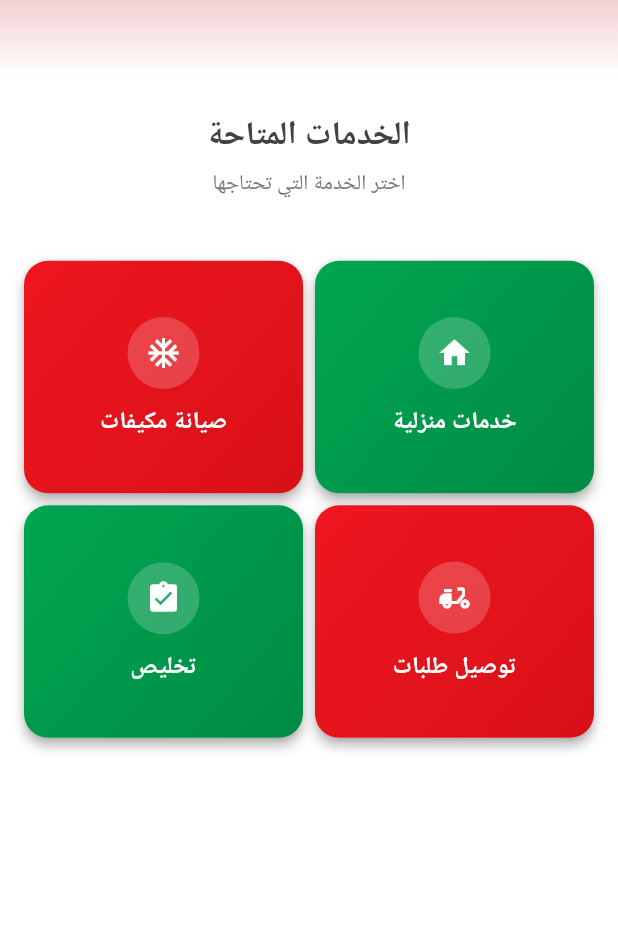
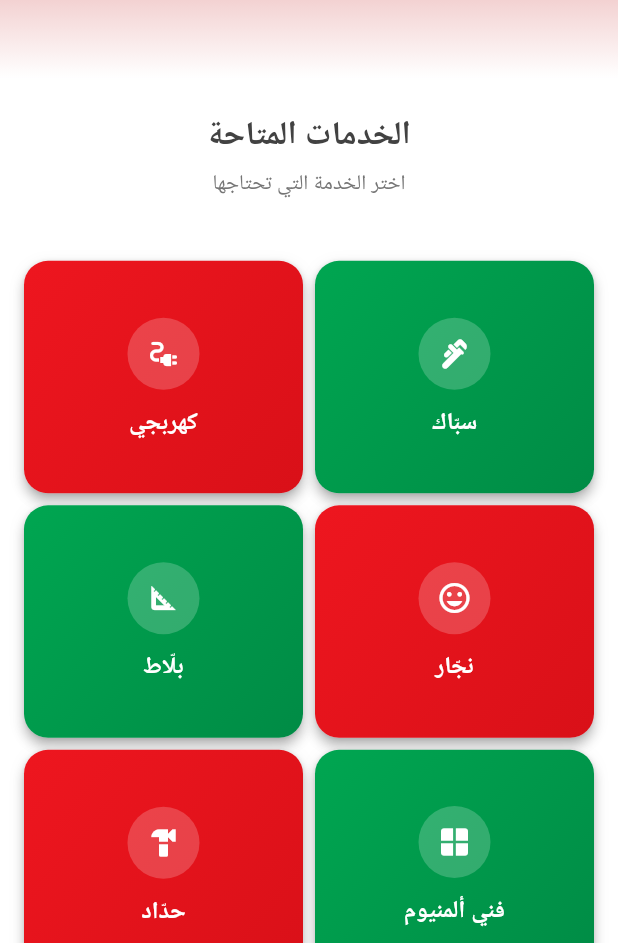
Before and after one commit to MojtabaDwiek/serviceleb_front, a Flutter app: the screen it shows after launch, on a phone screen of 412 x 824 dp, the part 293-1236 px from its top. Run offline on Flutter 3.47's test engine with Material 3 defaults, Android fonts, the phone set to English and light mode, and no system bars.

Commit message:
developing process finished

```diff
--- /dev/null
+++ b/lib/models/service.dart
@@ -0,0 +1,46 @@
+import 'package:flutter/material.dart';
+
+class Service {
+  final int id;
+  final String title;
+  final IconData icon;
+  final List<Color> gradient;
+
+  Service({
+    required this.id,
+    required this.title,
+    required this.icon,
+    required this.gradient,
+  });
+
+  // Convert JSON to Service model (for API responses)
+  factory Service.fromJson(Map<String, dynamic> json) {
+    return Service(
+      id: json['id'],
+      title: json['name'], // Assuming your API returns 'name' for service title
+      icon: _getIconForService(json['id']),
+      gradient: _getGradientForService(json['id']),
+    );
+  }
+
+  // Helper methods to maintain your design
+  static IconData _getIconForService(int id) {
+    switch (id) {
+      case 1: return Icons.ac_unit;
+      case 2: return Icons.home;
+      case 3: return Icons.assignment_turned_in;
+      case 4: return Icons.delivery_dining;
+      default: return Icons.help_outline;
+    }
+  }
+
+  static List<Color> _getGradientForService(int id) {
+    switch (id) {
+      case 1: return [const Color(0xFFEE161F), const Color(0xFFD91018)];
+      case 2:
+      case 3: return [const Color(0xFF00A651), const Color(0xFF008B45)];
+      case 4: return [const Color(0xFFEE161F), const Color(0xFFD91018)];
+      default: return [Colors.blue, Colors.lightBlue];
+    }
+  }
+}
--- a/lib/screens/home.dart
+++ b/lib/screens/home.dart
@@ -1,4 +1,7 @@
 import 'package:flutter/material.dart';
+import 'package:serviceleb/apiservice.dart';
+
+import 'package:serviceleb/screens/location.dart';
 
 class LebaneseHomePage extends StatefulWidget {
   const LebaneseHomePage({super.key, required this.title});
@@ -11,30 +14,68 @@ class LebaneseHomePage extends StatefulWidget {
 
 class _LebaneseHomePageState extends State<LebaneseHomePage> {
   final ScrollController _scrollController = ScrollController();
+  bool _isLoading = false;
 
+  // Hardcoded services with matching backend IDs
  final List<Map<String, dynamic>> _services = [
     {
-      'id': 'ac_maintenance',
-      'title': 'صيانة مكيفات',
-      'icon': Icons.ac_unit,
+      'id': 1,
+      'title': 'كهربجي',
+      'icon': Icons.electrical_services,
       'gradient': [const Color(0xFFEE161F), const Color(0xFFD91018)],
     },
     {
-      'id': 'home_services',
-      'title': 'خدمات منزلية',
-      'icon': Icons.home,
+      'id': 3,
+      'title': 'سبّاك',
+      'icon': Icons.plumbing,
       'gradient': [const Color(0xFF00A651), const Color(0xFF008B45)],
     },
     {
-      'id': 'clearance',
-      'title': 'تخليص',
-      'icon': Icons.assignment_turned_in,
+      'id': 4,
+      'title': 'بلّاط',
+      'icon': Icons.square_foot,
       'gradient': [const Color(0xFF00A651), const Color(0xFF008B45)],
     },
     {
-      'id': 'delivery',
-      'title': 'توصيل طلبات',
-      'icon': Icons.delivery_dining,
+      'id': 5,
+      'title': 'نجّار',
+      'icon': Icons.mood,
+      'gradient': [const Color(0xFFEE161F), const Color(0xFFD91018)],
+    },
+    {
+      'id': 6,
+      'title': 'حدّاد',
+      'icon': Icons.hardware,
+      'gradient': [const Color(0xFFEE161F), const Color(0xFFD91018)],
+    },
+    {
+      'id': 7,
+      'title': 'فني ألمنيوم',
+      'icon': Icons.window,
+      'gradient': [const Color(0xFF00A651), const Color(0xFF008B45)],
+    },
+    {
+      'id': 8,
+      'title': 'فني تكييف',
+      'icon': Icons.ac_unit,
+      'gradient': [const Color(0xFF00A651), const Color(0xFF008B45)],
+    },
+    {
+      'id': 9,
+      'title': 'فني تبريد',
+      'icon': Icons.kitchen,
+      'gradient': [const Color(0xFFEE161F), const Color(0xFFD91018)],
+    },
+    {
+      'id': 10,
+      'title': 'ميكانيكي',
+      'icon': Icons.car_repair,
+      'gradient': [const Color(0xFF00A651), const Color(0xFF008B45)],
+    },
+    {
+      'id': 11,
+      'title': 'فني إنترنت',
+      'icon': Icons.wifi,
       'gradient': [const Color(0xFFEE161F), const Color(0xFFD91018)],
     },
   ];
@@ -53,6 +94,58 @@ class _LebaneseHomePageState extends State<LebaneseHomePage> {
     super.dispose();
   }
 
+ Future<void> _navigateToLocations(BuildContext context, int serviceId) async {
+  debugPrint('Starting navigation to locations for service $serviceId');
+
+  setState(() => _isLoading = true);
+  try {
+    debugPrint('Calling API for locations...');
+    final locations = await ApiService.getLocations(serviceId);
+    debugPrint('Received ${locations.length} locations');
+
+    if (!mounted) {
+      debugPrint('Widget disposed before navigation');
+      return;
+    }
+
+    debugPrint('Finding service details...');
+    final service = _services.firstWhere((s) => s['id'] == serviceId);
+    debugPrint('Service found: ${service['title']}');
+
+    debugPrint('Navigating to LocationsScreen');
+    Navigator.push(
+      context,
+      MaterialPageRoute(
+        builder: (context) => LocationsScreen(
+          serviceId: serviceId,
+          serviceTitle: service['title'],
+          locations: locations,
+        ),
+      ),
+    );
+    debugPrint('Navigation complete');
+
+  } catch (e) {
+    debugPrint('Error occurred: $e');
+    debugPrint('Error type: ${e.runtimeType}');
+    if (e is Error) {
+      debugPrint('Stack trace: ${e.stackTrace}');
+    }
+
+    if (mounted) {
+      ScaffoldMessenger.of(context).showSnackBar(
+        SnackBar(content: Text('Error: ${e.toString()}')),
+      );
+    }
+  } finally {
+    debugPrint('Cleaning up...');
+    if (mounted) {
+      setState(() => _isLoading = false);
+    }
+    debugPrint('Done');
+  }
+}
+
   @override
   Widget build(BuildContext context) {
     final size = MediaQuery.of(context).size;
@@ -60,7 +153,9 @@ class _LebaneseHomePageState extends State<LebaneseHomePage> {
 
     return Scaffold(
       backgroundColor: Colors.white,
-      body: CustomScrollView(
+      body: Stack(
+        children: [
+          CustomScrollView(
             controller: _scrollController,
             slivers: [
               SliverAppBar(
@@ -114,7 +209,7 @@ class _LebaneseHomePageState extends State<LebaneseHomePage> {
                 padding: const EdgeInsets.fromLTRB(16, 24, 16, 16),
                 sliver: SliverToBoxAdapter(
                   child: Column(
-      crossAxisAlignment: CrossAxisAlignment.center, // Changed from start to center
+                    crossAxisAlignment: CrossAxisAlignment.center,
                     children: [
                       Text(
                         'الخدمات المتاحة',
@@ -122,7 +217,7 @@ class _LebaneseHomePageState extends State<LebaneseHomePage> {
                           fontWeight: FontWeight.bold,
                           color: Colors.grey[800],
                         ),
-          textAlign: TextAlign.center, // Added textAlign
+                        textAlign: TextAlign.center,
                       ),
                       const SizedBox(height: 8),
                       Text(
@@ -130,7 +225,7 @@ class _LebaneseHomePageState extends State<LebaneseHomePage> {
                         style: theme.textTheme.bodyMedium?.copyWith(
                           color: Colors.grey[600],
                         ),
-          textAlign: TextAlign.center, // Added textAlign
+                        textAlign: TextAlign.center,
                       ),
                       const SizedBox(height: 24),
                     ],
@@ -148,7 +243,10 @@ class _LebaneseHomePageState extends State<LebaneseHomePage> {
                   ),
                   delegate: SliverChildBuilderDelegate(
                     (context, index) {
-                  return _ServiceCard(service: _services[index]);
+                      return _ServiceCard(
+                        service: _services[index],
+                        onTap: () => _navigateToLocations(context, _services[index]['id']),
+                      );
                     },
                     childCount: _services.length,
                   ),
@@ -157,23 +255,30 @@ class _LebaneseHomePageState extends State<LebaneseHomePage> {
               const SliverPadding(padding: EdgeInsets.only(bottom: 24)),
             ],
           ),
+          if (_isLoading)
+            const Center(
+              child: CircularProgressIndicator(),
+            ),
+        ],
+      ),
     );
   }
 }
 
 class _ServiceCard extends StatelessWidget {
   final Map<String, dynamic> service;
+  final VoidCallback onTap;
 
-  const _ServiceCard({required this.service});
+  const _ServiceCard({required this.service, required this.onTap});
 
   @override
   Widget build(BuildContext context) {
     return Material(
-      borderRadius: BorderRadius.circular(16), // Slightly smaller radius
-      elevation: 3, // Slightly less elevation
+      borderRadius: BorderRadius.circular(16),
+      elevation: 3,
       child: InkWell(
         borderRadius: BorderRadius.circular(16),
-        onTap: () {},
+        onTap: onTap,
         child: Container(
           decoration: BoxDecoration(
             borderRadius: BorderRadius.circular(16),
@@ -185,35 +290,35 @@ class _ServiceCard extends StatelessWidget {
             boxShadow: [
               BoxShadow(
                 color: Colors.black.withOpacity(0.1),
-                blurRadius: 8, // Smaller shadow
+                blurRadius: 8,
                 offset: const Offset(0, 3),
               ),
             ],
           ),
           child: Padding(
-            padding: const EdgeInsets.all(16), // Reduced padding
+            padding: const EdgeInsets.all(16),
             child: Column(
               mainAxisAlignment: MainAxisAlignment.center,
               children: [
                 Container(
-                  padding: const EdgeInsets.all(12), // Smaller padding
+                  padding: const EdgeInsets.all(12),
                   decoration: BoxDecoration(
                     color: Colors.white.withOpacity(0.2),
                     shape: BoxShape.circle,
                   ),
                   child: Icon(
                     service['icon'],
-                    size: 24, // Smaller icon
+                    size: 24,
                     color: Colors.white,
                   ),
                 ),
-                const SizedBox(height: 12), // Reduced spacing
+                const SizedBox(height: 12),
                 Text(
                   service['title'],
                   textAlign: TextAlign.center,
                   style: const TextStyle(
                     color: Colors.white,
-                    fontSize: 16, // Smaller font
+                    fontSize: 16,
                     fontWeight: FontWeight.bold,
                     height: 1.2,
                   ),
--- a/pubspec.yaml
+++ b/pubspec.yaml
@@ -12,6 +12,7 @@ dependencies:
     sdk: flutter
   flutter_animate: ^4.1.1
   cupertino_icons: ^1.0.8
+  http: ^1.3.0
 
 dev_dependencies:
   flutter_test:
```
Also changed, not shown: lib/apiservice.dart (+36 -0 lines), lib/models/location.dart (added, +19 -0 lines), lib/models/technician.dart (added, +37 -0 lines), lib/screens/location.dart (+50 -0 lines), lib/screens/tech.dart (added, +80 -0 lines), lib/screens/service.dart (deleted), pubspec.lock. Lines whose indentation alone changed are shown as unchanged.
